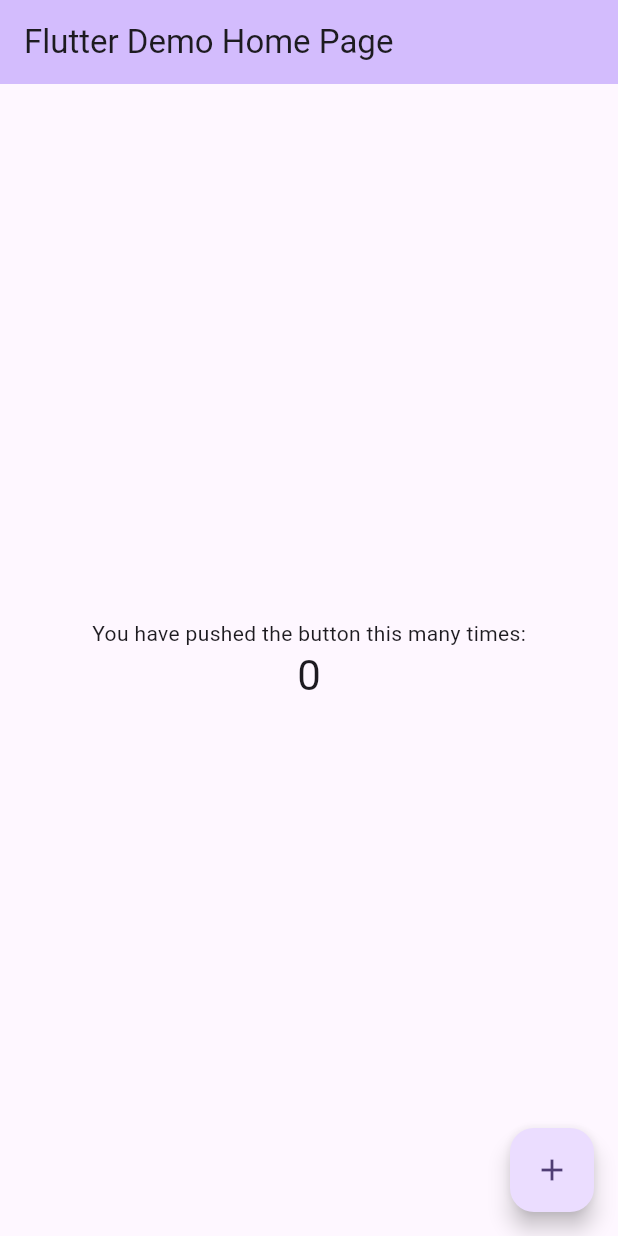
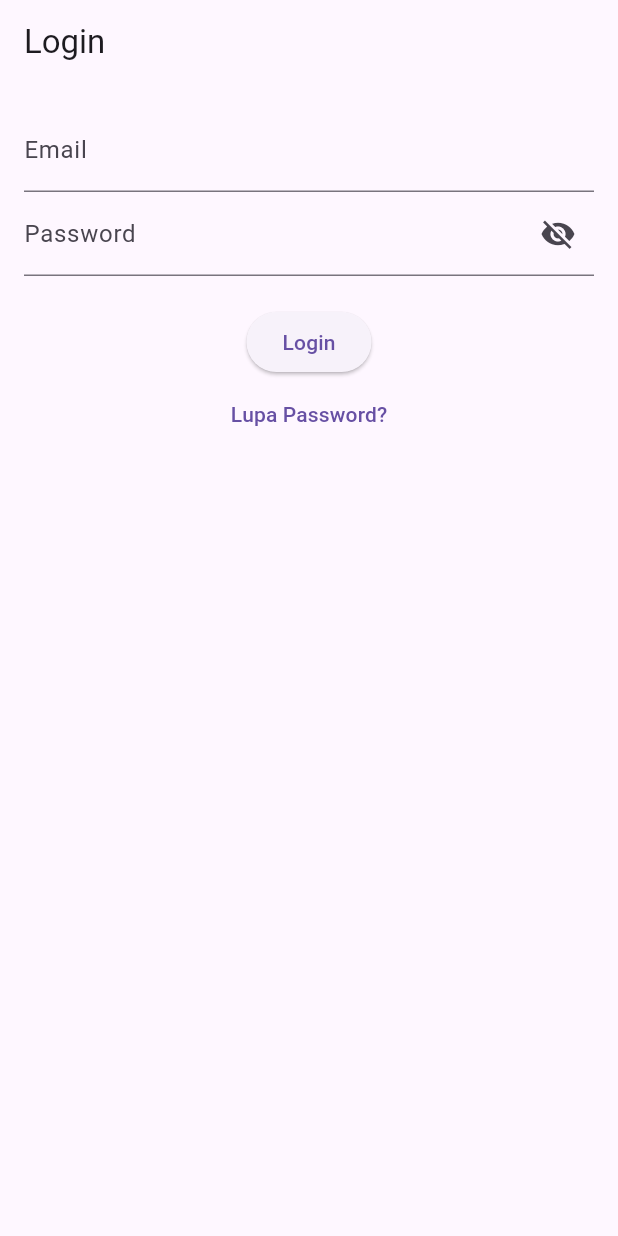
Before and after one commit to antasueta/saku, a Flutter app: the screen it shows after launch, on a phone screen of 412 x 824 dp. Run offline on Flutter 3.47's test engine with Material 3 defaults, Android fonts, the phone set to English and light mode, and no system bars.

Commit message:
add login screen and other files

```diff
--- a/lib/main.dart
+++ b/lib/main.dart
@@ -1,4 +1,8 @@
 import 'package:flutter/material.dart';
+import 'screens/login_screen.dart';
+import 'screens/forgot_password_screen.dart';
+import 'screens/dashboard_screen.dart';
+
 
 void main() {
   runApp(const MyApp());
@@ -6,117 +10,16 @@ void main() {
 
 class MyApp extends StatelessWidget {
   const MyApp({super.key});
-
-  // This widget is the root of your application.
   @override
   Widget build(BuildContext context) {
     return MaterialApp(
-      title: 'Flutter Demo',
-      theme: ThemeData(
-        // This is the theme of your application.
-        //
-        // TRY THIS: Try running your application with "flutter run". You'll see
-        // the application has a purple toolbar. Then, without quitting the app,
-        // try changing the seedColor in the colorScheme below to Colors.green
-        // and then invoke "hot reload" (save your changes or press the "hot
-        // reload" button in a Flutter-supported IDE, or press "r" if you used
-        // the command line to start the app).
-        //
-        // Notice that the counter didn't reset back to zero; the application
-        // state is not lost during the reload. To reset the state, use hot
-        // restart instead.
-        //
-        // This works for code too, not just values: Most code changes can be
-        // tested with just a hot reload.
-        colorScheme: .fromSeed(seedColor: Colors.deepPurple),
-      ),
-      home: const MyHomePage(title: 'Flutter Demo Home Page'),
+      debugShowCheckedModeBanner: false,
+      initialRoute: '/',
+      routes: {
+        '/' : (context) => LoginScreen(),
+        '/forgot' : (context) => ForgotPasswordScreen(),
+        '/dashboard' : (context) => DashboardScreen(),
+      },
     );
   }
 }
-
-class MyHomePage extends StatefulWidget {
-  const MyHomePage({super.key, required this.title});
-
-  // This widget is the home page of your application. It is stateful, meaning
-  // that it has a State object (defined below) that contains fields that affect
-  // how it looks.
-
-  // This class is the configuration for the state. It holds the values (in this
-  // case the title) provided by the parent (in this case the App widget) and
-  // used by the build method of the State. Fields in a Widget subclass are
-  // always marked "final".
-
-  final String title;
-
-  @override
-  State<MyHomePage> createState() => _MyHomePageState();
-}
-
-class _MyHomePageState extends State<MyHomePage> {
-  int _counter = 0;
-
-  void _incrementCounter() {
-    setState(() {
-      // This call to setState tells the Flutter framework that something has
-      // changed in this State, which causes it to rerun the build method below
-      // so that the display can reflect the updated values. If we changed
-      // _counter without calling setState(), then the build method would not be
-      // called again, and so nothing would appear to happen.
-      _counter++;
-    });
-  }
-
-  @override
-  Widget build(BuildContext context) {
-    // This method is rerun every time setState is called, for instance as done
-    // by the _incrementCounter method above.
-    //
-    // The Flutter framework has been optimized to make rerunning build methods
-    // fast, so that you can just rebuild anything that needs updating rather
-    // than having to individually change instances of widgets.
-    return Scaffold(
-      appBar: AppBar(
-        // TRY THIS: Try changing the color here to a specific color (to
-        // Colors.amber, perhaps?) and trigger a hot reload to see the AppBar
-        // change color while the other colors stay the same.
-        backgroundColor: Theme.of(context).colorScheme.inversePrimary,
-        // Here we take the value from the MyHomePage object that was created by
-        // the App.build method, and use it to set our appbar title.
-        title: Text(widget.title),
-      ),
-      body: Center(
-        // Center is a layout widget. It takes a single child and positions it
-        // in the middle of the parent.
-        child: Column(
-          // Column is also a layout widget. It takes a list of children and
-          // arranges them vertically. By default, it sizes itself to fit its
-          // children horizontally, and tries to be as tall as its parent.
-          //
-          // Column has various properties to control how it sizes itself and
-          // how it positions its children. Here we use mainAxisAlignment to
-          // center the children vertically; the main axis here is the vertical
-          // axis because Columns are vertical (the cross axis would be
-          // horizontal).
-          //
-          // TRY THIS: Invoke "debug painting" (choose the "Toggle Debug Paint"
-          // action in the IDE, or press "p" in the console), to see the
-          // wireframe for each widget.
-          mainAxisAlignment: .center,
-          children: [
-            const Text('You have pushed the button this many times:'),
-            Text(
-              '$_counter',
-              style: Theme.of(context).textTheme.headlineMedium,
-            ),
-          ],
-        ),
-      ),
-      floatingActionButton: FloatingActionButton(
-        onPressed: _incrementCounter,
-        tooltip: 'Increment',
-        child: const Icon(Icons.add),
-      ),
-    );
-  }
-}
--- /dev/null
+++ b/lib/models/user_model.dart
@@ -0,0 +1,5 @@
+class User {
+  final String email;
+
+  User({required this.email});
+}
--- /dev/null
+++ b/lib/screens/login_screen.dart
@@ -0,0 +1,100 @@
+import 'package:flutter/material.dart';
+import '../utils/validators.dart';
+
+class LoginScreen extends StatefulWidget {
+  @override
+  _LoginScreenState createState() => _LoginScreenState();
+}
+
+class _LoginScreenState extends State<LoginScreen> {
+  final _formKey = GlobalKey<FormState>();
+
+  String email = '';
+  String password = '';
+
+  bool isLoading = false;
+  bool isPasswordVisible = false;
+  String errorMessage = '';
+
+  void login() async {
+    if (!_formKey.currentState!.validate()) return;
+
+    setState(() {
+      isLoading = true;
+      errorMessage = '';
+    });
+
+    await Future.delayed(Duration(seconds: 2));
+
+    if (email == "admin@test.com" && password == "Admin123") {
+      Navigator.pushReplacementNamed(context, '/dashboard',
+          arguments: email);
+    } else {
+      setState(() {
+        errorMessage = "Login gagal!";
+      });
+    }
+
+    setState(() {
+      isLoading = false;
+    });
+  }
+
+  @override
+  Widget build(BuildContext context) {
+    return Scaffold(
+      appBar: AppBar(title: Text("Login")),
+      body: Padding(
+        padding: EdgeInsets.all(16),
+        child: Form(
+          key: _formKey,
+          child: Column(
+            children: [
+              TextFormField(
+                decoration: InputDecoration(labelText: "Email"),
+                validator: Validators.validateEmail,
+                onChanged: (value) => email = value,
+              ),
+              TextFormField(
+                obscureText: !isPasswordVisible,
+                decoration: InputDecoration(
+                  labelText: "Password",
+                  suffixIcon: IconButton(
+                    icon: Icon(isPasswordVisible
+                        ? Icons.visibility
+                        : Icons.visibility_off),
+                    onPressed: () {
+                      setState(() {
+                        isPasswordVisible = !isPasswordVisible;
+                      });
+                    },
+                  ),
+                ),
+                validator: Validators.validatePassword,
+                onChanged: (value) => password = value,
+              ),
+              SizedBox(height: 20),
+
+              isLoading
+                  ? CircularProgressIndicator()
+                  : ElevatedButton(
+                      onPressed: login,
+                      child: Text("Login"),
+                    ),
+
+              TextButton(
+                onPressed: () {
+                  Navigator.pushNamed(context, '/forgot');
+                },
+                child: Text("Lupa Password?"),
+              ),
+
+              if (errorMessage.isNotEmpty)
+                Text(errorMessage, style: TextStyle(color: Colors.red))
+            ],
+          ),
+        ),
+      ),
+    );
+  }
+}
--- /dev/null
+++ b/lib/utils/validators.dart
@@ -0,0 +1,25 @@
+class Validators {
+  static String? validateEmail(String? value){
+    if (value == null || value.isEmpty){
+      return "Email tidak boleh kosong";
+    }
+    if (!value.contains('@')) {
+      return "Format email tidak valid";
+    }
+    return null;
+  }
+
+  static String? validatePassword(String? value){
+    if (value == null || value.isEmpty) {
+      return "Password tidak boleh kosong";
+    }
+    if (value.length < 8) {
+      return "Minimal 8 karakter";
+    }
+    if (!
+    RegExp(r'[A-Za-z]').hasMatch(value)){
+      return "Harus huruf & angka";
+    }
+    return null;
+  }
+}
```
Also changed, not shown: lib/screens/dashboard_screen.dart (added, +62 -0 lines), lib/screens/forgot_password_screen.dart (added, +78 -0 lines).
